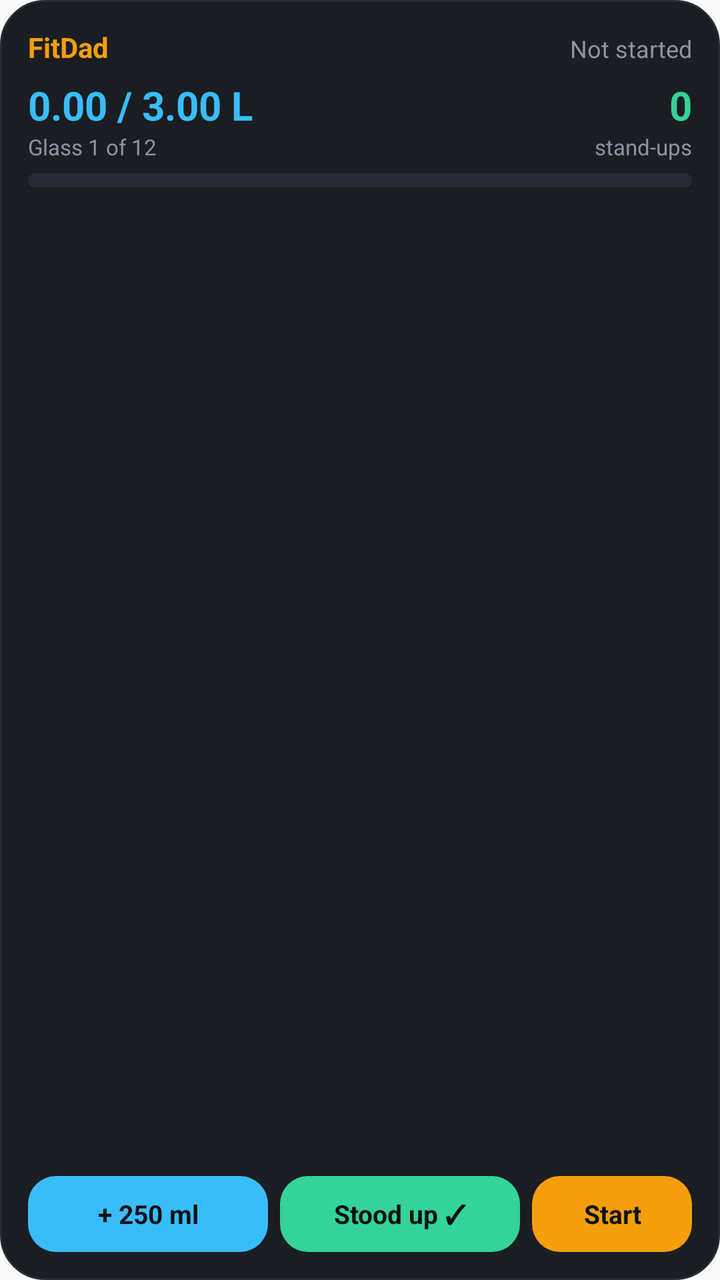
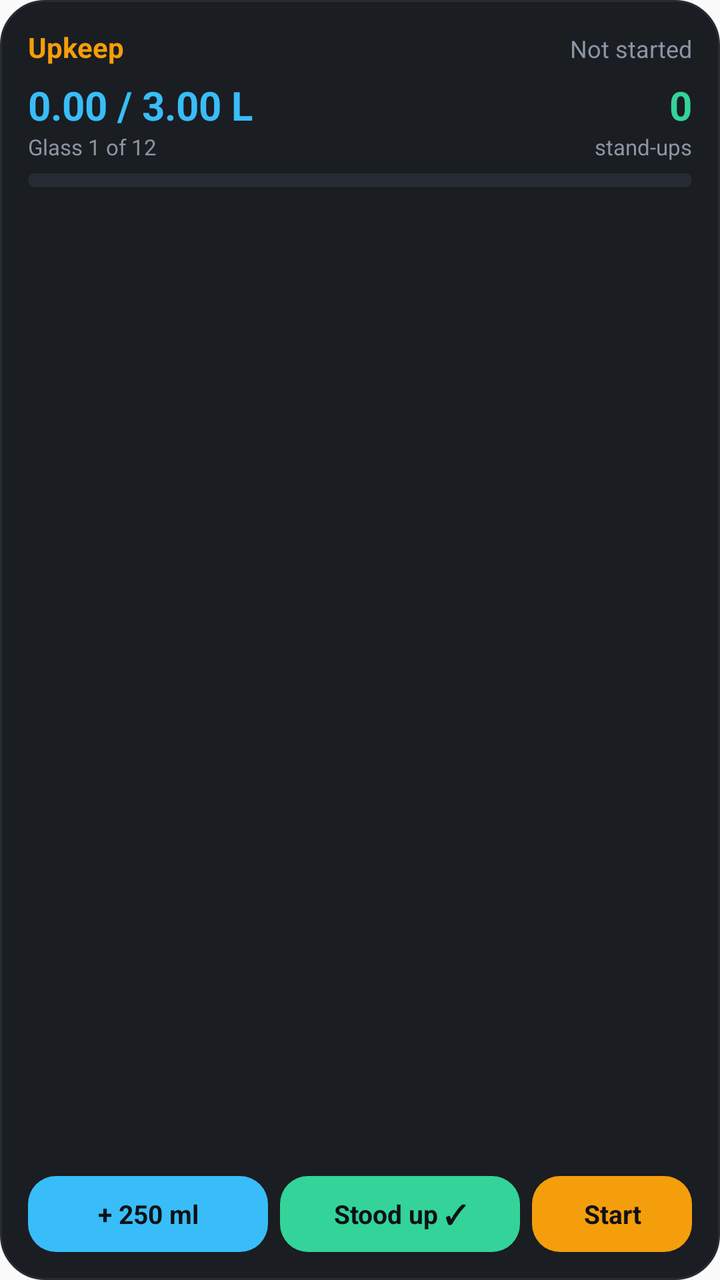

An Android layout rendered at two revisions. The XML below is the earlier revision; the diff shows what the commit changed to produce the second picture.
<!-- AndroidManifest.xml: application theme AppTheme -->
<!-- res/layout/fitdad_widget.xml -->
<?xml version="1.0" encoding="utf-8"?>
<LinearLayout xmlns:android="http://schemas.android.com/apk/res/android"
    android:layout_width="match_parent" android:layout_height="match_parent"
    android:orientation="vertical" android:padding="14dp" android:background="@drawable/widget_bg">

    <LinearLayout android:id="@+id/w_stats_area" android:layout_width="match_parent"
        android:layout_height="0dp" android:layout_weight="1" android:orientation="vertical">

        <LinearLayout android:layout_width="match_parent" android:layout_height="wrap_content" android:orientation="horizontal">
            <TextView android:layout_width="0dp" android:layout_weight="1" android:layout_height="wrap_content"
                android:text="FitDad" android:textColor="#F59E0B" android:textStyle="bold" android:textSize="14sp" />
            <TextView android:id="@+id/w_status" android:layout_width="wrap_content" android:layout_height="wrap_content"
                android:text="Not started" android:textColor="#8B95A5" android:textSize="12sp" />
        </LinearLayout>

        <LinearLayout android:layout_width="match_parent" android:layout_height="wrap_content"
            android:orientation="horizontal" android:layout_marginTop="6dp" android:gravity="bottom">
            <LinearLayout android:layout_width="0dp" android:layout_weight="1" android:layout_height="wrap_content" android:orientation="vertical">
                <TextView android:id="@+id/w_water" android:layout_width="wrap_content" android:layout_height="wrap_content"
                    android:text="0.00 / 3.00 L" android:textColor="#38BDF8" android:textStyle="bold" android:textSize="20sp" />
                <TextView android:id="@+id/w_water_sub" android:layout_width="wrap_content" android:layout_height="wrap_content"
                    android:text="Glass 1 of 12" android:textColor="#8B95A5" android:textSize="11sp" android:maxLines="1" />
            </LinearLayout>
            <LinearLayout android:layout_width="wrap_content" android:layout_height="wrap_content" android:orientation="vertical" android:gravity="end">
                <TextView android:id="@+id/w_stands" android:layout_width="wrap_content" android:layout_height="wrap_content"
                    android:text="0" android:textColor="#34D399" android:textStyle="bold" android:textSize="20sp" />
                <TextView android:layout_width="wrap_content" android:layout_height="wrap_content"
                    android:text="stand-ups" android:textColor="#8B95A5" android:textSize="11sp" />
            </LinearLayout>
        </LinearLayout>

        <ProgressBar android:id="@+id/w_progress" style="@android:style/Widget.ProgressBar.Horizontal"
            android:layout_width="match_parent" android:layout_height="7dp" android:layout_marginTop="6dp"
            android:max="100" android:progress="0" android:progressDrawable="@drawable/widget_progress" />

        <TextView android:id="@+id/w_week" android:layout_width="match_parent" android:layout_height="wrap_content"
            android:layout_marginTop="5dp" android:text="" android:textColor="#8B95A5" android:textSize="11sp" android:maxLines="1" />
    </LinearLayout>

    <LinearLayout android:layout_width="match_parent" android:layout_height="wrap_content"
        android:orientation="horizontal" android:layout_marginTop="6dp">
        <TextView android:id="@+id/w_btn_water" android:layout_width="0dp" android:layout_weight="1.2" android:layout_height="38dp"
            android:background="@drawable/widget_btn_water" android:gravity="center" android:text="+ 250 ml"
            android:textColor="#0E1116" android:textStyle="bold" android:textSize="13sp" />
        <TextView android:id="@+id/w_btn_stand" android:layout_width="0dp" android:layout_weight="1.2" android:layout_height="38dp"
            android:layout_marginStart="6dp" android:background="@drawable/widget_btn_stand" android:gravity="center"
            android:text="Stood up ✓" android:textColor="#0E1116" android:textStyle="bold" android:textSize="13sp" />
        <TextView android:id="@+id/w_btn_main" android:layout_width="0dp" android:layout_weight="0.8" android:layout_height="38dp"
            android:layout_marginStart="6dp" android:background="@drawable/widget_btn_main" android:gravity="center"
            android:text="Start" android:textColor="#0E1116" android:textStyle="bold" android:textSize="13sp" />
    </LinearLayout>
</LinearLayout>
<!-- resources referenced by this layout -->
<resources>
  <!-- drawable widget_bg (drawable) -->
  <shape xmlns:android="http://schemas.android.com/apk/res/android" android:shape="rectangle">
      <solid android:color="#F20E1116" />
      <corners android:radius="22dp" />
      <stroke android:width="1dp" android:color="#262C36" />
  </shape>
  <!-- drawable widget_btn_main (drawable) -->
  <shape xmlns:android="http://schemas.android.com/apk/res/android" android:shape="rectangle">
      <solid android:color="#F59E0B" /><corners android:radius="14dp" />
  </shape>
  <!-- drawable widget_btn_stand (drawable) -->
  <shape xmlns:android="http://schemas.android.com/apk/res/android" android:shape="rectangle">
      <solid android:color="#34D399" /><corners android:radius="14dp" />
  </shape>
  <!-- drawable widget_btn_water (drawable) -->
  <shape xmlns:android="http://schemas.android.com/apk/res/android" android:shape="rectangle">
      <solid android:color="#38BDF8" /><corners android:radius="14dp" />
  </shape>
  <!-- drawable widget_progress (drawable) -->
  <layer-list xmlns:android="http://schemas.android.com/apk/res/android">
      <item android:id="@android:id/background">
          <shape><solid android:color="#262C36" /><corners android:radius="4dp" /></shape>
      </item>
      <item android:id="@android:id/progress">
          <clip><shape><solid android:color="#38BDF8" /><corners android:radius="4dp" /></shape></clip>
      </item>
  </layer-list>
  <style name="AppTheme" parent="Theme.AppCompat.Light.DarkActionBar">
          
          <item name="colorPrimary">@color/colorPrimary</item>
          <item name="colorPrimaryDark">@color/colorPrimaryDark</item>
          <item name="colorAccent">@color/colorAccent</item>
      </style>
</resources>

<!-- the commit's change to res/layout/fitdad_widget.xml (unified diff, before → after) -->
@@ -8,7 +8,7 @@
 
         <LinearLayout android:layout_width="match_parent" android:layout_height="wrap_content" android:orientation="horizontal">
             <TextView android:layout_width="0dp" android:layout_weight="1" android:layout_height="wrap_content"
-                android:text="FitDad" android:textColor="#F59E0B" android:textStyle="bold" android:textSize="14sp" />
+                android:text="Upkeep" android:textColor="#F59E0B" android:textStyle="bold" android:textSize="14sp" />
             <TextView android:id="@+id/w_status" android:layout_width="wrap_content" android:layout_height="wrap_content"
                 android:text="Not started" android:textColor="#8B95A5" android:textSize="12sp" />
         </LinearLayout>
